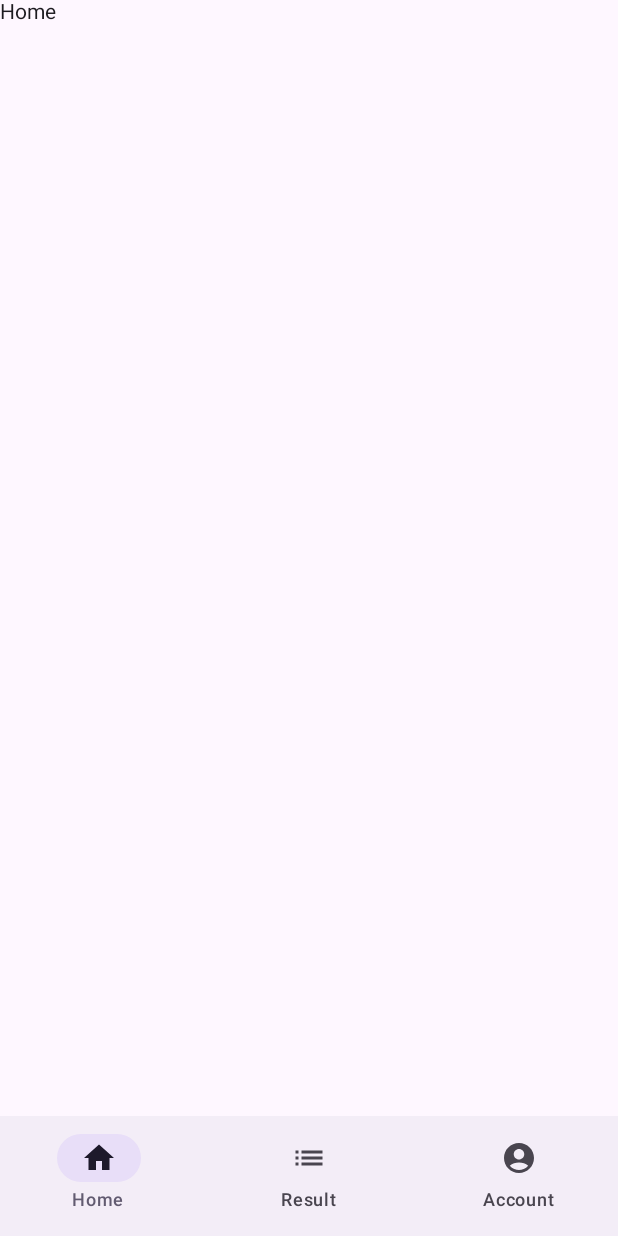
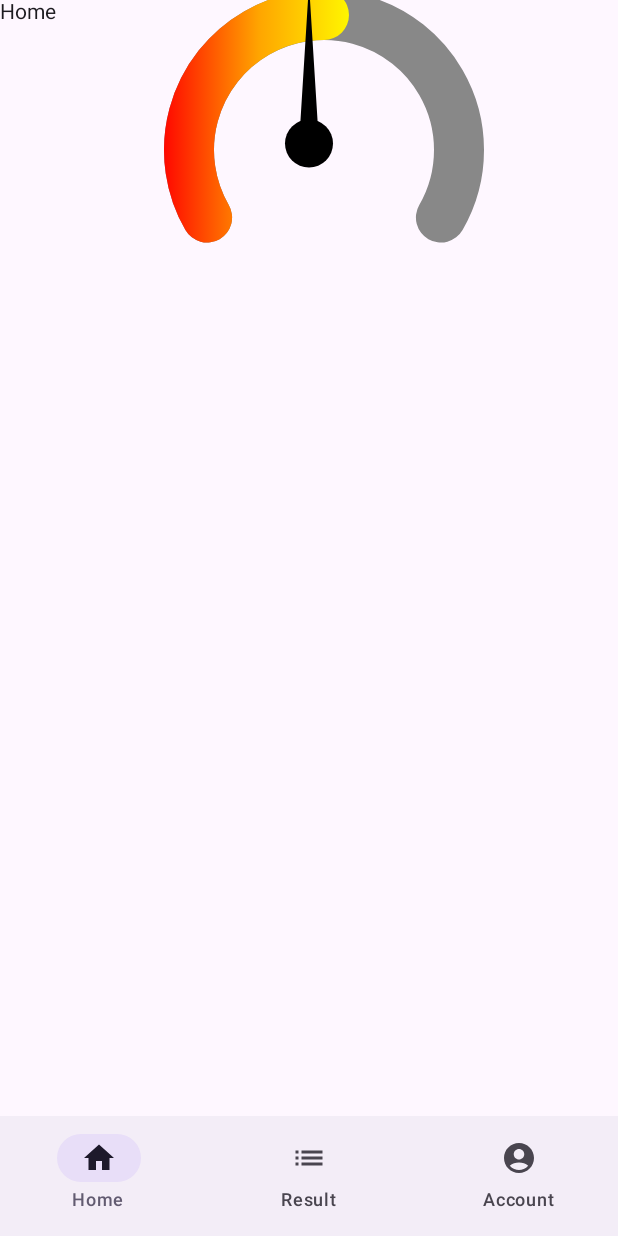
Before and after one commit to Black4rrow/station_meteo_kotlin, an Android app built with Jetpack Compose: the screen it shows after launch (MainActivity), on a phone screen of 412 x 824 dp. Run offline under Robolectric (Android 15) with nearby library versions, the phone set to English and light mode, and no system bars; our stand-ins replace Firebase (no records; nobody signed in at launch, a user with empty details on screens opened directly).

Commit message:
feat : Add gauge

```diff
--- a/app/src/main/java/com/example/station_meteo/View/Home.kt
+++ b/app/src/main/java/com/example/station_meteo/View/Home.kt
@@ -1,10 +1,118 @@
 package com.example.station_meteo.View
 
+import androidx.compose.foundation.Canvas
+import androidx.compose.foundation.layout.Box
+import androidx.compose.foundation.layout.Column
+import androidx.compose.foundation.layout.fillMaxSize
+import androidx.compose.foundation.layout.size
 import androidx.compose.material3.Text
 import androidx.compose.runtime.Composable
+import androidx.compose.ui.Alignment
+import androidx.compose.ui.Modifier
+import androidx.compose.ui.geometry.Offset
+import androidx.compose.ui.geometry.Size
+import androidx.compose.ui.graphics.Brush
+import androidx.compose.ui.graphics.Color
+import androidx.compose.ui.graphics.StrokeCap
+import androidx.compose.ui.graphics.drawscope.Stroke
+import androidx.compose.ui.unit.dp
 import androidx.navigation.NavController
+import kotlin.math.cos
+import kotlin.math.sin
 
 @Composable
-fun Home(navController: NavController){
+fun Home(navController: NavController) {
+    val progressColors = listOf(
+        Color(0xFFFF0000),
+        Color(0xFFFFA500),
+        Color(0xFFFFFF00),
+        Color(0xFF00FF00),
+    )
+
     Text("Home")
+    Column(
+        Modifier.fillMaxSize(),
+        horizontalAlignment = Alignment.CenterHorizontally
+    ) {
+        Box(
+            modifier = Modifier.size(200.dp)
+        ) {
+            Gauge(
+                value = 50f,
+                trackColor = Color.Gray,
+                progressColors = progressColors,
+                Color.Black
+            )
+        }
+    }
 }
+
+    @Composable
+    fun Gauge(value: Float, trackColor: Color, progressColors: List<Color>, needle: Color) {
+        Canvas(modifier = Modifier.fillMaxSize()) {
+            val sweepAngle = 240f
+            val fillSwipeAngle = (value / 100f) * sweepAngle
+            val height = size.height
+            val width = size.width
+            val startAngle = 150f
+            val arcHeight = height - 20.dp.toPx()
+
+            drawArc(
+                color = trackColor,
+                startAngle = startAngle,
+                sweepAngle = sweepAngle,
+                useCenter = false,
+                topLeft = Offset((width - height + 60f) / 2f, (height - arcHeight) / 2f),
+                size = Size(arcHeight, arcHeight),
+                style = Stroke(width = 50f, cap = StrokeCap.Round)
+            )
+
+            drawArc(
+                brush = Brush.horizontalGradient(progressColors),
+                startAngle = startAngle,
+                sweepAngle = fillSwipeAngle,
+                useCenter = false,
+                topLeft = Offset((width - height + 60f) / 2f, (height - arcHeight) / 2),
+                size = Size(arcHeight, arcHeight),
+                style = Stroke(width = 50f, cap = StrokeCap.Round)
+            )
+            val centerOffset = Offset(width / 2f, height / 2.09f)
+            drawCircle(needle, 24f, centerOffset)
+
+            val needleAngle = (value / 100f) * sweepAngle + startAngle
+            val needleLength = 160f
+            val needleBaseWidth = 10f
+
+            val needlePath = androidx.compose.ui.graphics.Path().apply {
+                val topX = centerOffset.x + needleLength * cos(
+                    Math.toRadians(needleAngle.toDouble()).toFloat()
+                )
+                val topY = centerOffset.y + needleLength * sin(
+                    Math.toRadians(needleAngle.toDouble()).toFloat()
+                )
+
+                val baseLeftX = centerOffset.x + needleBaseWidth * cos(
+                    Math.toRadians((needleAngle - 90).toDouble()).toFloat()
+                )
+                val baseLeftY = centerOffset.y + needleBaseWidth * sin(
+                    Math.toRadians((needleAngle - 90).toDouble()).toFloat()
+                )
+                val baseRightX = centerOffset.x + needleBaseWidth * cos(
+                    Math.toRadians((needleAngle + 90).toDouble()).toFloat()
+                )
+                val baseRightY = centerOffset.y + needleBaseWidth * sin(
+                    Math.toRadians((needleAngle + 90).toDouble()).toFloat()
+                )
+
+                moveTo(topX, topY)
+                lineTo(baseLeftX, baseLeftY)
+                lineTo(baseRightX, baseRightY)
+                close()
+            }
+
+            drawPath(
+                color = needle,
+                path = needlePath
+            )
+        }
+    }
```
